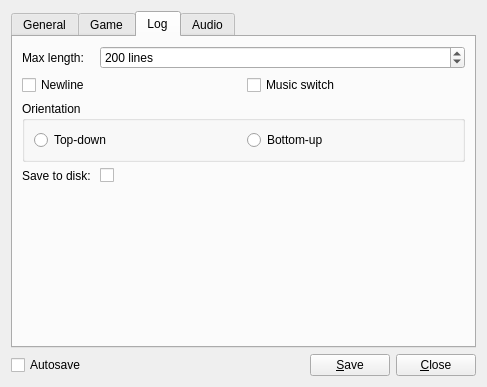
Qt form res/ui/config_panel.ui (lambdcalculus/AO2-Client) before a commit.
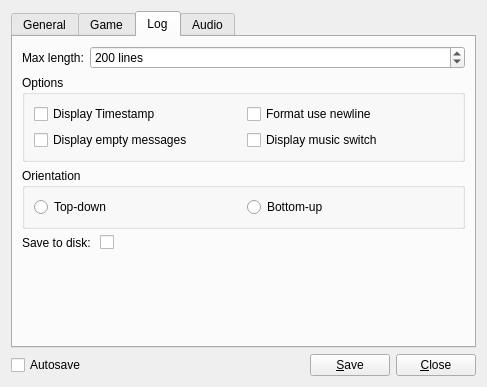
The same form after that commit. The open tabs and pages were chosen to show the change.

Diff of the .ui file:
```diff
--- a/res/ui/config_panel.ui
+++ b/res/ui/config_panel.ui
@@ -317,6 +317,8 @@
       <attribute name="title">
        <string>Log</string>
       </attribute>
+      <layout class="QVBoxLayout" name="verticalLayout_2">
+       <item>
       <layout class="QFormLayout" name="formLayout_4">
        <item row="0" column="0">
         <widget class="QLabel" name="log_length_label">
@@ -330,15 +332,24 @@
          <property name="suffix">
           <string> lines</string>
          </property>
+           <property name="minimum">
+            <number>20</number>
+           </property>
          <property name="maximum">
-          <number>10000</number>
+            <number>20000</number>
          </property>
          <property name="value">
           <number>200</number>
          </property>
         </widget>
        </item>
-       <item row="1" column="0" colspan="2">
+        </layout>
+       </item>
+       <item>
+        <widget class="QGroupBox" name="groupBox">
+         <property name="title">
+          <string>Options</string>
+         </property>
         <layout class="QGridLayout" name="gridLayout">
          <item row="0" column="0">
           <widget class="QCheckBox" name="log_newline">
@@ -352,7 +363,7 @@
             <string>Extra newlines are </string>
            </property>
            <property name="text">
-            <string>Newline</string>
+             <string>Display Timestamp</string>
            </property>
           </widget>
          </item>
@@ -365,13 +376,43 @@
             </sizepolicy>
            </property>
            <property name="text">
-            <string>Music switch</string>
+             <string>Format use newline</string>
+            </property>
+           </widget>
+          </item>
+          <item row="1" column="0">
+           <widget class="QCheckBox" name="log_display_empty_messages">
+            <property name="sizePolicy">
+             <sizepolicy hsizetype="Minimum" vsizetype="Minimum">
+              <horstretch>0</horstretch>
+              <verstretch>0</verstretch>
+             </sizepolicy>
+            </property>
+            <property name="toolTip">
+             <string>Extra newlines are </string>
+            </property>
+            <property name="text">
+             <string>Display empty messages</string>
+            </property>
+           </widget>
+          </item>
+          <item row="1" column="1">
+           <widget class="QCheckBox" name="log_display_music_switch">
+            <property name="sizePolicy">
+             <sizepolicy hsizetype="Minimum" vsizetype="Minimum">
+              <horstretch>0</horstretch>
+              <verstretch>0</verstretch>
+             </sizepolicy>
+            </property>
+            <property name="text">
+             <string>Display music switch</string>
            </property>
           </widget>
          </item>
         </layout>
+        </widget>
        </item>
-       <item row="2" column="0" colspan="2">
+       <item>
         <widget class="QGroupBox" name="log_orientation">
          <property name="sizePolicy">
           <sizepolicy hsizetype="Expanding" vsizetype="Minimum">
@@ -400,14 +441,16 @@
          </layout>
         </widget>
        </item>
-       <item row="3" column="0">
+       <item>
+        <layout class="QFormLayout" name="formLayout_5">
+         <item row="0" column="0">
         <widget class="QLabel" name="log_recording_label">
          <property name="text">
           <string>Save to disk: </string>
          </property>
         </widget>
        </item>
-       <item row="3" column="1">
+         <item row="0" column="1">
         <widget class="QCheckBox" name="log_recording">
          <property name="sizePolicy">
           <sizepolicy hsizetype="Minimum" vsizetype="Minimum">
@@ -420,7 +463,9 @@
          </property>
         </widget>
        </item>
-       <item row="4" column="1">
+        </layout>
+       </item>
+       <item>
         <spacer name="spacer">
          <property name="orientation">
           <enum>Qt::Vertical</enum>
```
Left out of the diff: 9 changed lines with no effect on the pictures. Lines whose indentation alone changed are shown as unchanged.
